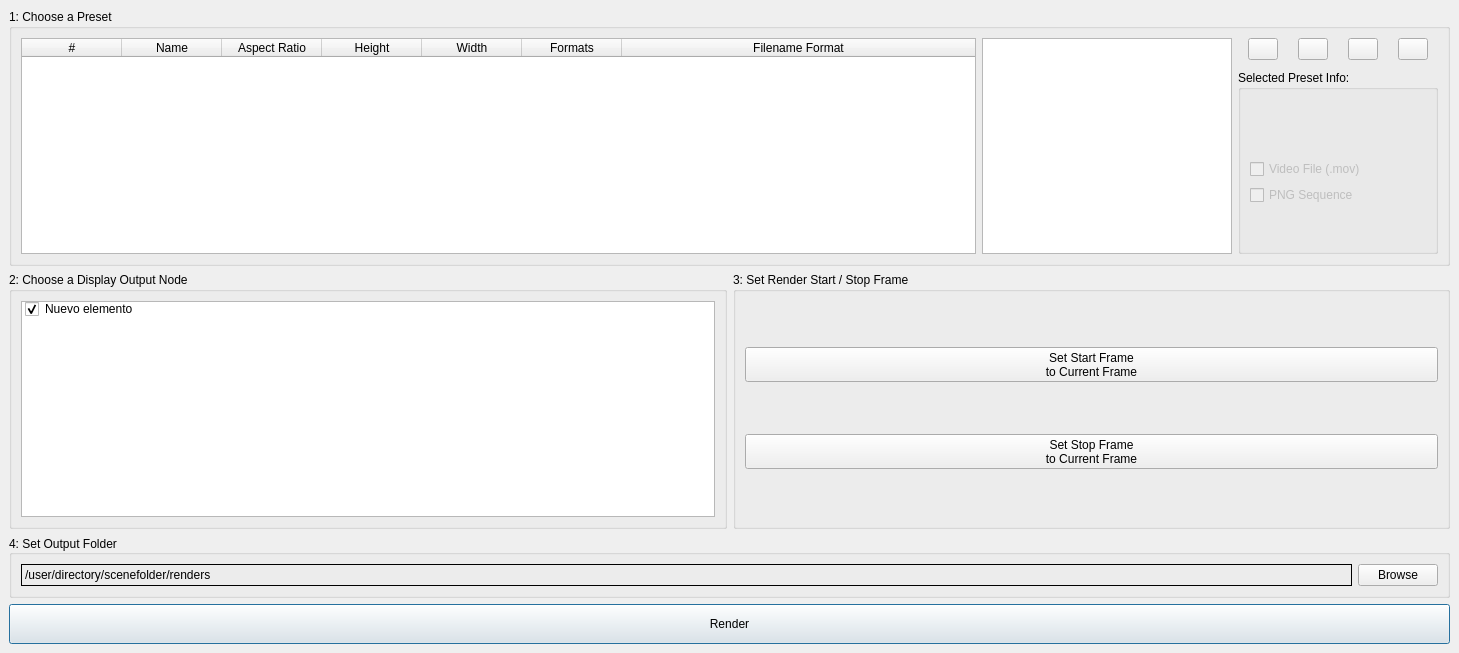
This is code/EZRender.ui in VisualDroids/EZ-Render-for-Toonboom-Harmony as Qt 5 draws it before an edit. The edited form follows.
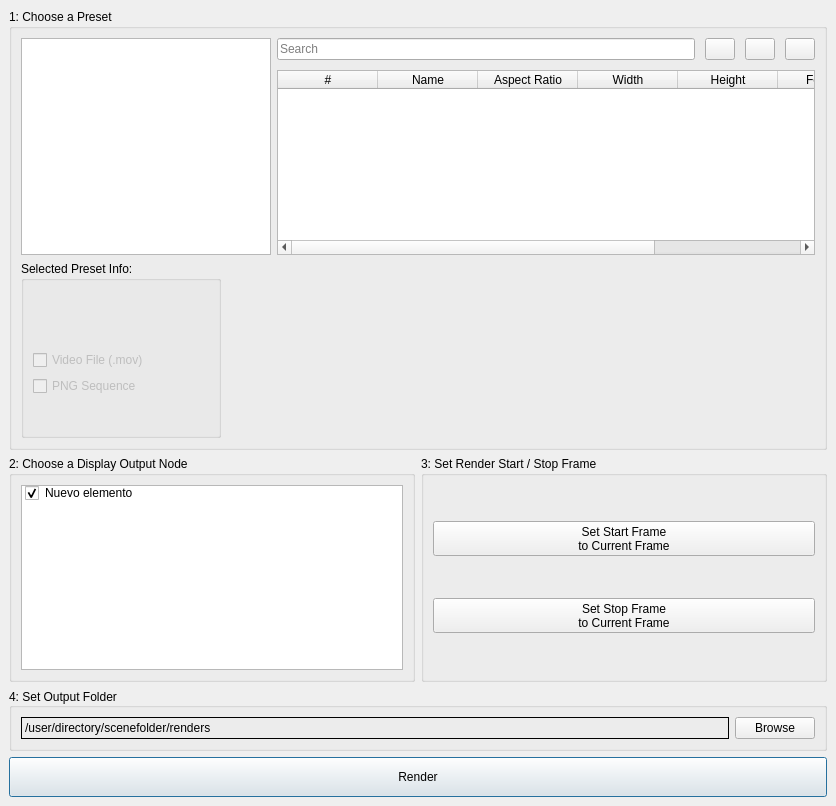
This is the edited form. Icons and pictures are not drawn.

Commit message: Add, duplicate and delete preset buttons functionality

Diff of the .ui file:
```diff
--- a/code/EZRender.ui
+++ b/code/EZRender.ui
@@ -6,8 +6,8 @@
    <rect>
     <x>0</x>
     <y>0</y>
-    <width>1459</width>
-    <height>653</height>
+    <width>836</width>
+    <height>806</height>
    </rect>
   </property>
   <property name="windowTitle">
@@ -42,7 +42,37 @@
              <property name="sizeConstraint">
               <enum>QLayout::SetMinimumSize</enum>
              </property>
+             <item row="0" column="0">
+              <widget class="QLineEdit" name="searchTextField">
+               <property name="placeholderText">
+                <string>Search</string>
+               </property>
+               <property name="clearButtonEnabled">
+                <bool>true</bool>
+               </property>
+              </widget>
+             </item>
              <item row="0" column="1">
+              <widget class="QPushButton" name="buttonAddPreset">
+               <property name="maximumSize">
+                <size>
+                 <width>30</width>
+                 <height>30</height>
+                </size>
+               </property>
+               <property name="toolTip">
+                <string>Add Preset</string>
+               </property>
+               <property name="text">
+                <string/>
+               </property>
+               <property name="icon">
+                <iconset>
+                 <normaloff>../icons/plus.png</normaloff>../icons/plus.png</iconset>
+               </property>
+              </widget>
+             </item>
+             <item row="0" column="3">
               <widget class="QPushButton" name="buttonDeletePreset">
                <property name="maximumSize">
                 <size>
@@ -62,7 +92,7 @@
                </property>
               </widget>
              </item>
-             <item row="0" column="3">
+             <item row="0" column="2">
               <widget class="QPushButton" name="buttonDuplPreset">
                <property name="maximumSize">
                 <size>
@@ -82,151 +112,63 @@
                </property>
               </widget>
              </item>
-             <item row="0" column="0">
-              <widget class="QPushButton" name="buttonAddPreset">
-               <property name="maximumSize">
-                <size>
-                 <width>30</width>
-                 <height>30</height>
-                </size>
-               </property>
-               <property name="toolTip">
-                <string>Add Preset</string>
-               </property>
-               <property name="text">
-                <string/>
-               </property>
-               <property name="icon">
-                <iconset>
-                 <normaloff>../icons/plus.png</normaloff>../icons/plus.png</iconset>
-               </property>
-              </widget>
-             </item>
-             <item row="0" column="2">
-              <widget class="QPushButton" name="buttonEditPreset">
-               <property name="maximumSize">
-                <size>
-                 <width>30</width>
-                 <height>30</height>
-                </size>
-               </property>
-               <property name="toolTip">
-                <string>Edit Selected Preset</string>
-               </property>
-               <property name="text">
-                <string/>
-               </property>
-               <property name="icon">
-                <iconset>
-                 <normaloff>../icons/edit.png</normaloff>../icons/edit.png</iconset>
-               </property>
-              </widget>
-             </item>
             </layout>
            </item>
            <item>
-            <widget class="QGroupBox" name="presetInfoBox">
-             <property name="sizePolicy">
-              <sizepolicy hsizetype="Preferred" vsizetype="Minimum">
-               <horstretch>0</horstretch>
-               <verstretch>0</verstretch>
-              </sizepolicy>
+            <widget class="QTableWidget" name="presetsTable">
+             <property name="alternatingRowColors">
+              <bool>true</bool>
              </property>
-             <property name="minimumSize">
-              <size>
-               <width>200</width>
-               <height>0</height>
-              </size>
+             <property name="selectionMode">
+              <enum>QAbstractItemView::SingleSelection</enum>
              </property>
-             <property name="maximumSize">
-              <size>
-               <width>200</width>
-               <height>16777215</height>
-              </size>
+             <property name="selectionBehavior">
+              <enum>QAbstractItemView::SelectRows</enum>
              </property>
-             <property name="title">
-              <string>Selected Preset Info:</string>
+             <property name="gridStyle">
+              <enum>Qt::DotLine</enum>
              </property>
-             <property name="checkable">
+             <attribute name="horizontalHeaderStretchLastSection">
+              <bool>true</bool>
+             </attribute>
+             <attribute name="verticalHeaderStretchLastSection">
               <bool>false</bool>
-             </property>
-             <layout class="QGridLayout" name="gridLayout_3">
-              <item row="1" column="0">
-               <widget class="QLabel" name="presetNameInfoLabel">
-                <property name="text">
-                 <string/>
-                </property>
-                <property name="alignment">
-                 <set>Qt::AlignCenter</set>
-                </property>
-                <property name="wordWrap">
-                 <bool>true</bool>
-                </property>
-               </widget>
-              </item>
-              <item row="2" column="0">
-               <widget class="QLabel" name="presetTagInfoLabel">
-                <property name="text">
-                 <string/>
-                </property>
-                <property name="alignment">
-                 <set>Qt::AlignCenter</set>
-                </property>
-                <property name="wordWrap">
-                 <bool>true</bool>
-                </property>
-               </widget>
-              </item>
-              <item row="6" column="0">
-               <spacer name="verticalSpacer">
-                <property name="orientation">
-                 <enum>Qt::Vertical</enum>
-                </property>
-                <property name="sizeType">
-                 <enum>QSizePolicy::Expanding</enum>
-                </property>
-                <property name="sizeHint" stdset="0">
-                 <size>
-                  <width>0</width>
-                  <height>30</height>
-                 </size>
-                </property>
-               </spacer>
-              </item>
-              <item row="5" column="0">
-               <widget class="QCheckBox" name="presetInfoPNG">
-                <property name="enabled">
-                 <bool>false</bool>
-                </property>
-                <property name="text">
-                 <string>PNG Sequence</string>
-                </property>
-               </widget>
-              </item>
-              <item row="4" column="0">
-               <widget class="QCheckBox" name="presetInfoMov">
-                <property name="enabled">
-                 <bool>false</bool>
-                </property>
-                <property name="text">
-                 <string>Video File (.mov)</string>
-                </property>
-               </widget>
-              </item>
-              <item row="3" column="0">
-               <widget class="QLabel" name="presetResInfoLabel">
-                <property name="text">
-                 <string/>
-                </property>
-                <property name="alignment">
-                 <set>Qt::AlignCenter</set>
-                </property>
-                <property name="wordWrap">
-                 <bool>true</bool>
-                </property>
-               </widget>
-              </item>
-             </layout>
+             </attribute>
+             <column>
+              <property name="text">
+               <string>#</string>
+              </property>
+             </column>
+             <column>
+              <property name="text">
+               <string>Name</string>
+              </property>
+             </column>
+             <column>
+              <property name="text">
+               <string>Aspect Ratio</string>
+              </property>
+             </column>
+             <column>
+              <property name="text">
+               <string>Width</string>
+              </property>
+             </column>
+             <column>
+              <property name="text">
+               <string>Height</string>
+              </property>
+             </column>
+             <column>
+              <property name="text">
+               <string>Formats</string>
+              </property>
+             </column>
+             <column>
+              <property name="text">
+               <string>Filename Format</string>
+              </property>
+             </column>
             </widget>
            </item>
           </layout>
@@ -277,65 +219,113 @@
            </property>
           </widget>
          </item>
-         <item row="0" column="0">
-          <widget class="QTableWidget" name="presetsTable">
-           <property name="alternatingRowColors">
-            <bool>true</bool>
-           </property>
-           <property name="selectionMode">
-            <enum>QAbstractItemView::SingleSelection</enum>
-           </property>
-           <property name="selectionBehavior">
-            <enum>QAbstractItemView::SelectRows</enum>
-           </property>
-           <property name="gridStyle">
-            <enum>Qt::DotLine</enum>
-           </property>
-           <attribute name="horizontalHeaderStretchLastSection">
-            <bool>true</bool>
-           </attribute>
-           <attribute name="verticalHeaderStretchLastSection">
-            <bool>false</bool>
-           </attribute>
-           <column>
-            <property name="text">
-             <string>#</string>
-            </property>
-           </column>
-           <column>
-            <property name="text">
-             <string>Name</string>
-            </property>
-           </column>
-           <column>
-            <property name="text">
-             <string>Aspect Ratio</string>
-            </property>
-           </column>
-           <column>
-            <property name="text">
-             <string>Height</string>
-            </property>
-           </column>
-           <column>
-            <property name="text">
-             <string>Width</string>
-            </property>
-           </column>
-           <column>
-            <property name="text">
-             <string>Formats</string>
-            </property>
-           </column>
-           <column>
-            <property name="text">
-             <string>Filename Format</string>
-            </property>
-           </column>
-          </widget>
-         </item>
         </layout>
        </item>
+       <item row="2" column="0">
+        <widget class="QGroupBox" name="presetInfoBox">
+         <property name="sizePolicy">
+          <sizepolicy hsizetype="Preferred" vsizetype="Minimum">
+           <horstretch>0</horstretch>
+           <verstretch>0</verstretch>
+          </sizepolicy>
+         </property>
+         <property name="minimumSize">
+          <size>
+           <width>200</width>
+           <height>0</height>
+          </size>
+         </property>
+         <property name="maximumSize">
+          <size>
+           <width>200</width>
+           <height>16777215</height>
+          </size>
+         </property>
+         <property name="title">
+          <string>Selected Preset Info:</string>
+         </property>
+         <property name="checkable">
+          <bool>false</bool>
+         </property>
+         <layout class="QGridLayout" name="gridLayout_3">
+          <item row="1" column="0">
+           <widget class="QLabel" name="presetNameInfoLabel">
+            <property name="text">
+             <string/>
+            </property>
+            <property name="alignment">
+             <set>Qt::AlignCenter</set>
+            </property>
+            <property name="wordWrap">
+             <bool>true</bool>
+            </property>
+           </widget>
+          </item>
+          <item row="3" column="0">
+           <widget class="QLabel" name="presetResInfoLabel">
+            <property name="text">
+             <string/>
+            </property>
+            <property name="alignment">
+             <set>Qt::AlignCenter</set>
+            </property>
+            <property name="wordWrap">
+             <bool>true</bool>
+            </property>
+           </widget>
+          </item>
+          <item row="2" column="0">
+           <widget class="QLabel" name="presetTagInfoLabel">
+            <property name="text">
+             <string/>
+            </property>
+            <property name="alignment">
+             <set>Qt::AlignCenter</set>
+            </property>
+            <property name="wordWrap">
+             <bool>true</bool>
+            </property>
+           </widget>
+          </item>
+          <item row="6" column="0">
+           <spacer name="verticalSpacer">
+            <property name="orientation">
+             <enum>Qt::Vertical</enum>
+            </property>
+            <property name="sizeType">
+             <enum>QSizePolicy::Expanding</enum>
+            </property>
+            <property name="sizeHint" stdset="0">
+             <size>
+              <width>0</width>
+              <height>30</height>
+             </size>
+            </property>
+           </spacer>
+          </item>
+          <item row="4" column="0">
+           <widget class="QCheckBox" name="presetInfoMov">
+            <property name="enabled">
+             <bool>false</bool>
+            </property>
+            <property name="text">
+             <string>Video File (.mov)</string>
+            </property>
+           </widget>
+          </item>
+          <item row="5" column="0">
+           <widget class="QCheckBox" name="presetInfoPNG">
+            <property name="enabled">
+             <bool>false</bool>
+            </property>
+            <property name="text">
+             <string>PNG Sequence</string>
+            </property>
+           </widget>
+          </item>
+         </layout>
+        </widget>
+       </item>
       </layout>
      </widget>
     </item>
```
Left out of the diff: 2 changed lines with no effect on the pictures. The commit also changes 1 other file.
